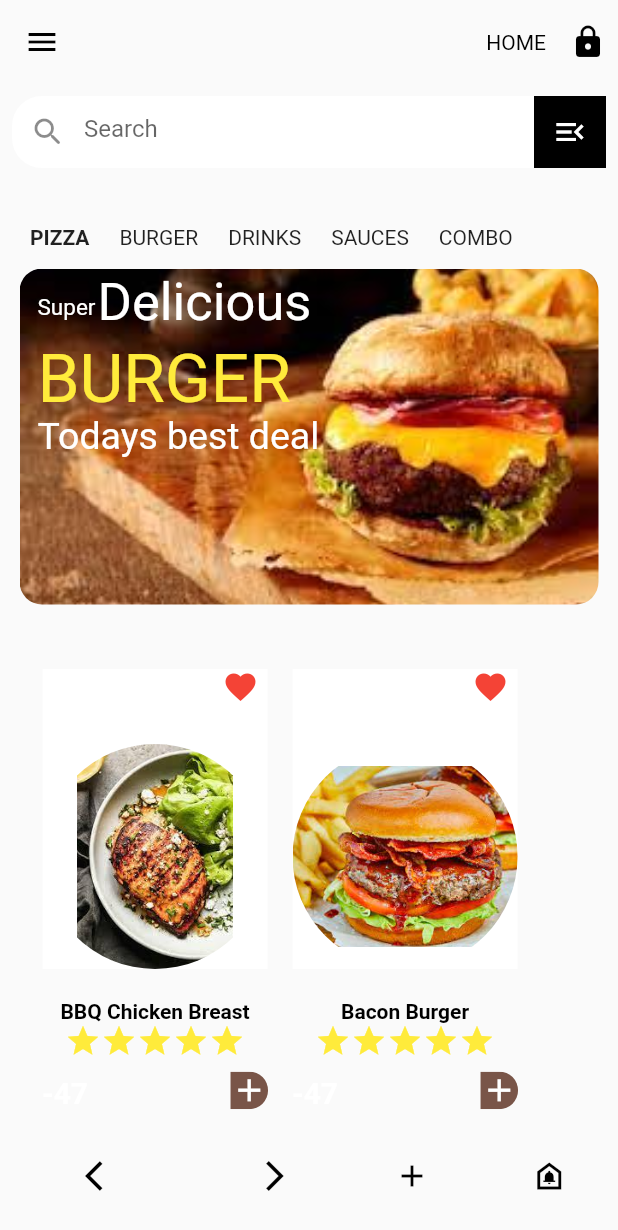
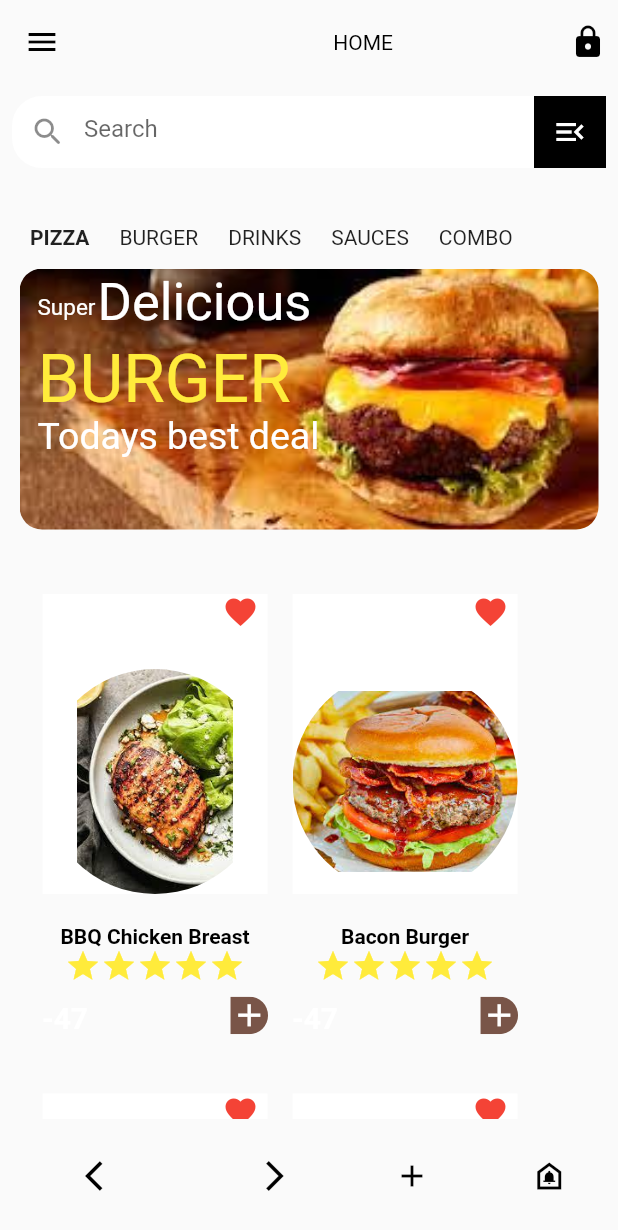
Before and after one commit to UrvikPiparva/Screen-UI, a Flutter app: the SecondPage screen opened directly, on a phone screen of 412 x 824 dp. Shown: the top 1230 px of the screen. Run offline on Flutter 3.47's test engine with Material 2 defaults, Android fonts, the phone set to English and light mode, and no system bars; Roboto replaces fonts that are missing (Schyler).

Commit message:
updatecode4

```diff
--- a/lib/second_page.dart
+++ b/lib/second_page.dart
@@ -13,7 +13,8 @@ class _SecondPageState extends State<SecondPage> {
   @override
   Widget build(BuildContext context) {
     // TODO: implement build
-    return Scaffold(
+    return SafeArea(
+      child: Scaffold(
         appBar: AppBar(
           backgroundColor: Colors.transparent,
           elevation: 0,
@@ -30,7 +31,7 @@ class _SecondPageState extends State<SecondPage> {
           ),
           actions: [
             Padding(
-            padding: const EdgeInsets.all(8.0),
+              padding: const EdgeInsets.only(right: 110),
               child: Center(
                   child: Text(
                     "HOME",
@@ -100,9 +101,15 @@ class _SecondPageState extends State<SecondPage> {
                   ],
                 ),
               ),
-            Container(
+              InkWell(
+                onTap: () {
+                  Navigator.of(context).push(MaterialPageRoute(builder: (context) {
+                    return ThirdPage();
+                  },));
+                },
+                child: Container(
                   width: double.infinity,
-              height: 250,
+                  height: 200,
                   child: Stack(
                     children: [
                       Padding(
@@ -171,6 +178,7 @@ class _SecondPageState extends State<SecondPage> {
                         ),
                       ),
                     ],
+                  ),
                 ),
               ),
               Row(
@@ -539,6 +547,7 @@ class _SecondPageState extends State<SecondPage> {
           //   });
           // },
         ),
+      ),
     );
     throw UnimplementedError();
   }
```
Lines whose indentation alone changed are shown as unchanged.
